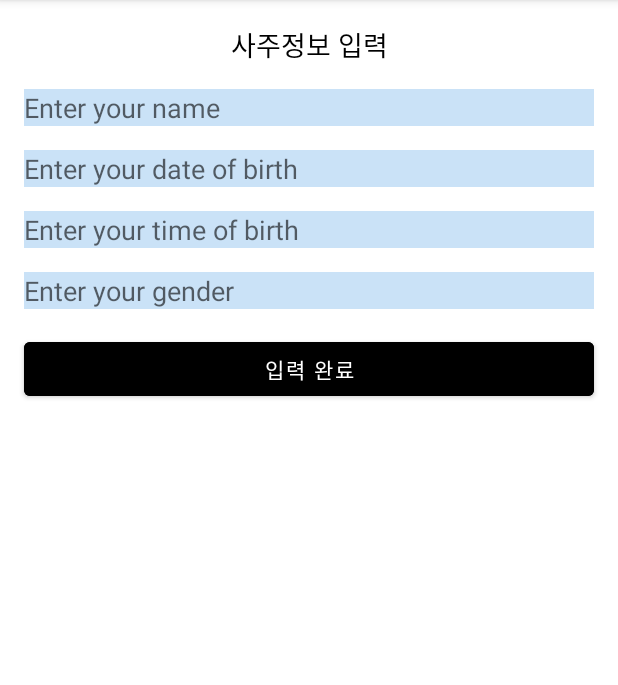
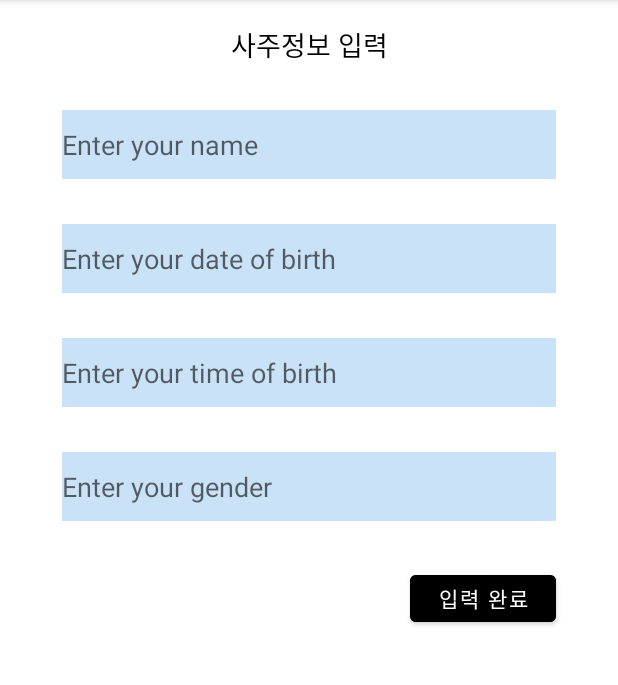
Before and after one commit to yoon-gang00/HaND, an Android app: the fragment MyFragment shown on its own in the app's theme, on a phone screen of 412 x 824 dp, the part 84-769 px from its top. Run offline under Robolectric (Android 15) with nearby library versions, the phone set to English and light mode, and no system bars; 1 statement that could not run was skipped.

Commit message:
MyFragment 상자 크기 수정

```diff
--- a/app/src/main/res/layout/fragment_my.xml
+++ b/app/src/main/res/layout/fragment_my.xml
@@ -22,59 +22,67 @@
     <EditText
         android:id="@+id/nameEditText"
         android:layout_width="0dp"
-        android:layout_height="wrap_content"
-        android:layout_margin="16dp"
+        android:layout_height="0dp"
+        android:layout_marginTop="30dp"
+        android:hint="Enter your name"
         android:background="#8096C5F0"
-        android:hint="Enter your name"
+        app:layout_constraintTop_toBottomOf="@+id/titleTextView"
+        app:layout_constraintStart_toStartOf="parent"
         app:layout_constraintEnd_toEndOf="parent"
-        app:layout_constraintStart_toStartOf="parent"
-        app:layout_constraintTop_toBottomOf="@+id/titleTextView" />
+        app:layout_constraintWidth_percent="0.8"
+        app:layout_constraintHeight_percent="0.06"/>
 
     <EditText
         android:id="@+id/dateOfBirthEditText"
         android:layout_width="0dp"
-        android:layout_height="wrap_content"
-        android:layout_margin="16dp"
+        android:layout_height="0dp"
+        android:layout_marginTop="30dp"
         android:hint="Enter your date of birth"
         android:background="#8096C5F0"
         app:layout_constraintTop_toBottomOf="@+id/nameEditText"
         app:layout_constraintStart_toStartOf="parent"
-        app:layout_constraintEnd_toEndOf="parent" />
+        app:layout_constraintEnd_toEndOf="parent"
+        app:layout_constraintWidth_percent="0.8"
+        app:layout_constraintHeight_percent="0.06"/>
 
     <EditText
         android:id="@+id/timeOfBirthEditText"
         android:layout_width="0dp"
-        android:layout_height="wrap_content"
-        android:layout_margin="16dp"
+        android:layout_height="0dp"
+        android:layout_marginTop="30dp"
         android:hint="Enter your time of birth"
         android:background="#8096C5F0"
         app:layout_constraintTop_toBottomOf="@+id/dateOfBirthEditText"
         app:layout_constraintStart_toStartOf="parent"
-        app:layout_constraintEnd_toEndOf="parent" />
+        app:layout_constraintEnd_toEndOf="parent"
+        app:layout_constraintWidth_percent="0.8"
+        app:layout_constraintHeight_percent="0.06"/>
 
     <EditText
         android:id="@+id/genderEditText"
         android:layout_width="0dp"
-        android:layout_height="wrap_content"
-        android:layout_margin="16dp"
+        android:layout_height="0dp"
+        android:layout_marginTop="30dp"
         android:hint="Enter your gender"
         android:background="#8096C5F0"
         app:layout_constraintTop_toBottomOf="@+id/timeOfBirthEditText"
         app:layout_constraintStart_toStartOf="parent"
-        app:layout_constraintEnd_toEndOf="parent" />
+        app:layout_constraintEnd_toEndOf="parent"
+        app:layout_constraintWidth_percent="0.8"
+        app:layout_constraintHeight_percent="0.06"/>
 
     <Button
         android:id="@+id/submitButton"
-        android:layout_width="0dp"
-        android:layout_height="wrap_content"
-        android:layout_margin="16dp"
-        android:text="입력 완료"
+        android:layout_width="97dp"
+        android:layout_height="43dp"
+        android:layout_marginTop="30dp"
         android:backgroundTint="#96C5F0"
         android:backgroundTintMode="multiply"
         android:radius="8dp"
-        app:layout_constraintTop_toBottomOf="@+id/genderEditText"
+        android:text="입력 완료"
+        app:layout_constraintEnd_toEndOf="parent"
+        app:layout_constraintHorizontal_bias="0.869"
         app:layout_constraintStart_toStartOf="parent"
-        app:layout_constraintEnd_toEndOf="parent" />
-
+        app:layout_constraintTop_toBottomOf="@+id/genderEditText" />
 
 </androidx.constraintlayout.widget.ConstraintLayout>
```
